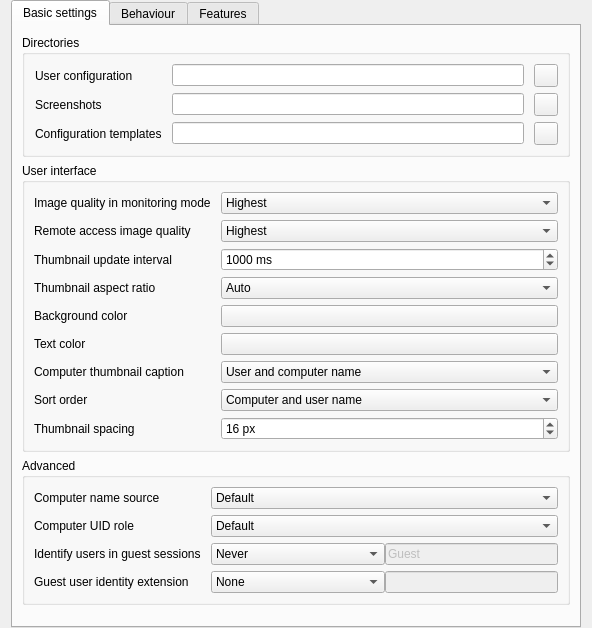
First picture: the form in configurator/src/MasterConfigurationPage.ui, repository rsamjkt/veyon-macos, before the edit.
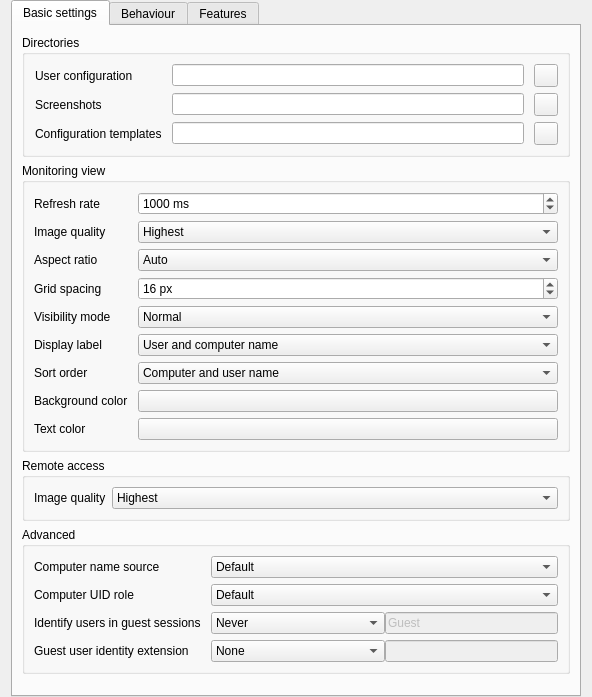
Second picture: the form after the edit. Icons and pictures are not drawn.

What changed in the file:
```diff
--- a/configurator/src/MasterConfigurationPage.ui
+++ b/configurator/src/MasterConfigurationPage.ui
@@ -91,53 +91,50 @@
        <item>
         <widget class="QGroupBox" name="groupBox_4">
          <property name="title">
-          <string>User interface</string>
+          <string>Monitoring view</string>
          </property>
          <layout class="QGridLayout" name="gridLayout_2" columnstretch="0,1">
           <property name="horizontalSpacing">
            <number>10</number>
           </property>
-          <item row="5" column="0">
-           <widget class="QLabel" name="label_9">
-            <property name="text">
-             <string>Text color</string>
-            </property>
-           </widget>
+          <item row="10" column="1">
+           <widget class="QPushButton" name="computerMonitoringBackgroundColor"/>
           </item>
-          <item row="2" column="1">
-           <widget class="QSpinBox" name="computerMonitoringUpdateInterval">
-            <property name="suffix">
-             <string> ms</string>
-            </property>
-            <property name="minimum">
-             <number>250</number>
-            </property>
-            <property name="maximum">
-             <number>10000</number>
-            </property>
-            <property name="singleStep">
-             <number>250</number>
-            </property>
-            <property name="value">
-             <number>1000</number>
-            </property>
-           </widget>
-          </item>
-          <item row="4" column="0">
-           <widget class="QLabel" name="label_6">
+          <item row="0" column="0">
+           <widget class="QLabel" name="label_7">
             <property name="text">
-             <string>Background color</string>
-            </property>
-           </widget>
-          </item>
-          <item row="8" column="0">
-           <widget class="QLabel" name="label_11">
-            <property name="text">
-             <string>Thumbnail spacing</string>
+             <string>Refresh rate</string>
             </property>
            </widget>
           </item>
           <item row="8" column="1">
+           <widget class="QComboBox" name="computerMonitoringSortOrder">
+            <item>
+             <property name="text">
+              <string>Computer and user name</string>
+             </property>
+            </item>
+            <item>
+             <property name="text">
+              <string>Only user name</string>
+             </property>
+            </item>
+            <item>
+             <property name="text">
+              <string>Only computer name</string>
+             </property>
+            </item>
+            <item>
+             <property name="text">
+              <string>Only last part of user name</string>
+             </property>
+            </item>
+           </widget>
+          </item>
+          <item row="11" column="1">
+           <widget class="QPushButton" name="computerMonitoringTextColor"/>
+          </item>
+          <item row="5" column="1">
            <widget class="QSpinBox" name="computerMonitoringThumbnailSpacing">
             <property name="suffix">
              <string> px</string>
@@ -156,7 +153,47 @@
             </property>
            </widget>
           </item>
-          <item row="3" column="1">
+          <item row="7" column="0">
+           <widget class="QLabel" name="label_8">
+            <property name="text">
+             <string>Display label</string>
+            </property>
+           </widget>
+          </item>
+          <item row="0" column="1">
+           <widget class="QSpinBox" name="computerMonitoringUpdateInterval">
+            <property name="suffix">
+             <string> ms</string>
+            </property>
+            <property name="minimum">
+             <number>250</number>
+            </property>
+            <property name="maximum">
+             <number>10000</number>
+            </property>
+            <property name="singleStep">
+             <number>250</number>
+            </property>
+            <property name="value">
+             <number>1000</number>
+            </property>
+           </widget>
+          </item>
+          <item row="4" column="0">
+           <widget class="QLabel" name="label_12">
+            <property name="text">
+             <string>Aspect ratio</string>
+            </property>
+           </widget>
+          </item>
+          <item row="11" column="0">
+           <widget class="QLabel" name="label_9">
+            <property name="text">
+             <string>Text color</string>
+            </property>
+           </widget>
+          </item>
+          <item row="4" column="1">
            <widget class="QComboBox" name="computerMonitoringAspectRatio">
             <item>
              <property name="text">
@@ -185,44 +222,21 @@
             </item>
            </widget>
           </item>
-          <item row="6" column="0">
-           <widget class="QLabel" name="label_8">
+          <item row="10" column="0">
+           <widget class="QLabel" name="label_6">
             <property name="text">
-             <string>Computer thumbnail caption</string>
+             <string>Background color</string>
+            </property>
+           </widget>
+          </item>
+          <item row="8" column="0">
+           <widget class="QLabel" name="label_10">
+            <property name="text">
+             <string>Sort order</string>
             </property>
            </widget>
           </item>
           <item row="7" column="1">
-           <widget class="QComboBox" name="computerMonitoringSortOrder">
-            <item>
-             <property name="text">
-              <string>Computer and user name</string>
-             </property>
-            </item>
-            <item>
-             <property name="text">
-              <string>Only user name</string>
-             </property>
-            </item>
-            <item>
-             <property name="text">
-              <string>Only computer name</string>
-             </property>
-            </item>
-            <item>
-             <property name="text">
-              <string>Only last part of user name</string>
-             </property>
-            </item>
-           </widget>
-          </item>
-          <item row="4" column="1">
-           <widget class="QPushButton" name="computerMonitoringBackgroundColor"/>
-          </item>
-          <item row="5" column="1">
-           <widget class="QPushButton" name="computerMonitoringTextColor"/>
-          </item>
-          <item row="6" column="1">
            <widget class="QComboBox" name="computerDisplayRoleContent">
             <item>
              <property name="text">
@@ -241,28 +255,14 @@
             </item>
            </widget>
           </item>
-          <item row="2" column="0">
-           <widget class="QLabel" name="label_7">
+          <item row="5" column="0">
+           <widget class="QLabel" name="label_11">
             <property name="text">
-             <string>Thumbnail update interval</string>
+             <string>Grid spacing</string>
             </property>
            </widget>
           </item>
-          <item row="7" column="0">
-           <widget class="QLabel" name="label_10">
-            <property name="text">
-             <string>Sort order</string>
-            </property>
-           </widget>
-          </item>
-          <item row="3" column="0">
-           <widget class="QLabel" name="label_12">
-            <property name="text">
-             <string>Thumbnail aspect ratio</string>
-            </property>
-           </widget>
-          </item>
-          <item row="0" column="1">
+          <item row="1" column="1">
            <widget class="QComboBox" name="computerMonitoringImageQuality">
             <item>
              <property name="text">
@@ -291,21 +291,56 @@
             </item>
            </widget>
           </item>
-          <item row="0" column="0">
+          <item row="1" column="0">
            <widget class="QLabel" name="label_13">
             <property name="text">
-             <string>Image quality in monitoring mode</string>
+             <string>Image quality</string>
             </property>
            </widget>
           </item>
-          <item row="1" column="0">
+          <item row="6" column="0">
+           <widget class="QLabel" name="label_16">
+            <property name="text">
+             <string>Visibility mode</string>
+            </property>
+           </widget>
+          </item>
+          <item row="6" column="1">
+           <widget class="QComboBox" name="computerMonitoringVisibilityMode">
+            <item>
+             <property name="text">
+              <string>Normal</string>
+             </property>
+            </item>
+            <item>
+             <property name="text">
+              <string>Blurred</string>
+             </property>
+            </item>
+            <item>
+             <property name="text">
+              <string>Hidden</string>
+             </property>
+            </item>
+           </widget>
+          </item>
+         </layout>
+        </widget>
+       </item>
+       <item>
+        <widget class="QGroupBox" name="groupBox_5">
+         <property name="title">
+          <string>Remote access</string>
+         </property>
+         <layout class="QGridLayout" name="gridLayout_5" columnstretch="0,1">
+          <item row="0" column="0">
            <widget class="QLabel" name="label_14">
             <property name="text">
-             <string>Remote access image quality</string>
+             <string>Image quality</string>
             </property>
            </widget>
           </item>
-          <item row="1" column="1">
+          <item row="0" column="1">
            <widget class="QComboBox" name="remoteAccessImageQuality">
             <item>
              <property name="text">
```
Left out of the diff: 13 changed lines with no effect on the pictures.
